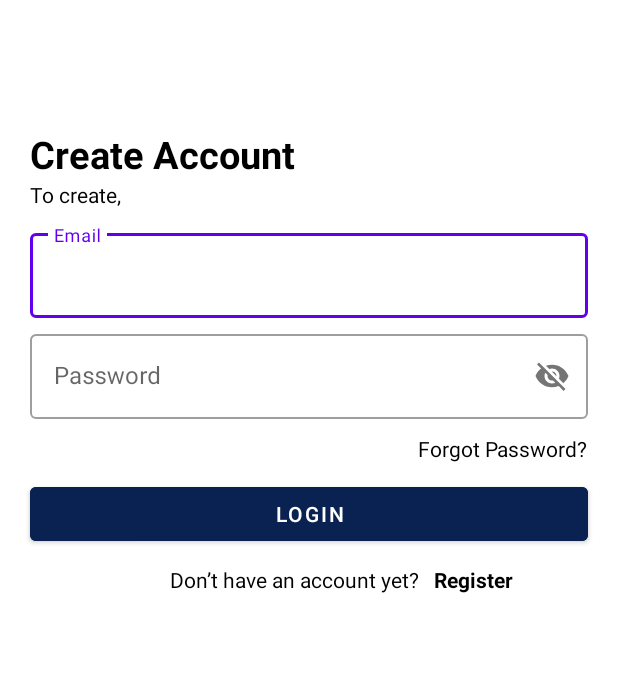
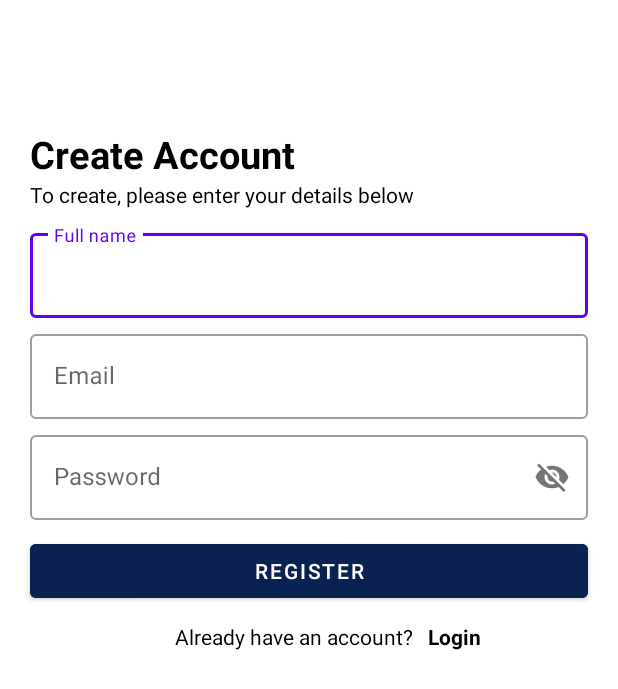
Before and after one commit to ksinnovationhub/teamsdn, an Android app: the layout signup_fragment.xml on its own in the app's theme, with its tools: preview values and no code run, on a phone screen of 412 x 824 dp. Shown: the top 689 px of the screen. Run offline under Robolectric (Android 15) with nearby library versions, the phone set to English and light mode, and no system bars.

Commit message:
Sign up Screen

```diff
--- a/app/src/main/res/layout/signup_fragment.xml
+++ b/app/src/main/res/layout/signup_fragment.xml
@@ -16,15 +16,33 @@
         android:layout_marginStart="20dp"
         android:textSize="25sp"
         android:textStyle="bold"
-        app:layout_constraintBottom_toTopOf="@id/emailTextField"/>
+        app:layout_constraintBottom_toTopOf="@id/fullnameextField"/>
 
     <TextView
         android:layout_width="match_parent"
         android:layout_height="wrap_content"
         android:layout_marginStart="20dp"
-        android:text="To create, "
+        android:text="To create, please enter your details below"
         android:textColor="@color/black"
         app:layout_constraintTop_toBottomOf="@id/welcmtext" />
+
+    <com.google.android.material.textfield.TextInputLayout
+        android:id="@+id/fullnameextField"
+        style="@style/Widget.MaterialComponents.TextInputLayout.OutlinedBox"
+        android:layout_width="match_parent"
+        android:layout_height="wrap_content"
+        android:layout_marginEnd="20dp"
+        android:layout_marginStart="20dp"
+        android:hint="Full name"
+        android:layout_marginTop="150dp"
+        app:layout_constraintTop_toTopOf="parent">
+
+        <com.google.android.material.textfield.TextInputEditText
+            android:id="@+id/fullname"
+            android:layout_width="match_parent"
+            android:layout_height="wrap_content" />
+
+    </com.google.android.material.textfield.TextInputLayout>
 
     <com.google.android.material.textfield.TextInputLayout
         android:id="@+id/emailTextField"
@@ -33,9 +51,9 @@
         android:layout_height="wrap_content"
         android:layout_marginEnd="20dp"
         android:layout_marginStart="20dp"
+        android:layout_marginTop="5dp"
         android:hint="Email"
-        android:layout_marginTop="150dp"
-        app:layout_constraintTop_toTopOf="parent">
+        app:layout_constraintTop_toBottomOf="@id/fullnameextField">
 
         <com.google.android.material.textfield.TextInputEditText
             android:id="@+id/email"
@@ -63,50 +81,40 @@
 
     </com.google.android.material.textfield.TextInputLayout>
 
-    <TextView
-        android:id="@+id/forgotpawrd_txt"
-        android:text="Forgot Password?"
-        android:layout_marginEnd="20dp"
-        android:layout_marginTop="10dp"
-        android:textColor="@color/black"
-        app:layout_constraintEnd_toEndOf="parent"
-        app:layout_constraintTop_toBottomOf="@id/passwordTextField"
-        android:layout_width="wrap_content"
-        android:layout_height="wrap_content"/>
 
     <Button
-        android:id="@+id/loginbtn"
-        app:layout_constraintTop_toBottomOf="@id/forgotpawrd_txt"
+        android:id="@+id/signUpbtn"
+        app:layout_constraintTop_toBottomOf="@id/passwordTextField"
         android:layout_marginEnd="20dp"
         android:layout_marginStart="20dp"
         android:layout_marginTop="10dp"
         android:backgroundTint="#0A2252"
-        android:text="Login"
+        android:text="Register"
         android:layout_width="match_parent"
         android:layout_height="wrap_content"/>
 
     <TextView
         android:id="@+id/regtxt1"
-        android:text="Don’t have an account yet?"
+        android:text="Already have an account?"
         android:layout_marginEnd="20dp"
         android:textColor="@color/black"
         android:layout_marginTop="10dp"
         app:layout_constraintEnd_toEndOf="parent"
         app:layout_constraintStart_toStartOf="parent"
-        app:layout_constraintTop_toBottomOf="@id/loginbtn"
+        app:layout_constraintTop_toBottomOf="@id/signUpbtn"
         android:layout_width="wrap_content"
         android:layout_height="wrap_content"/>
 
     <TextView
         android:id="@+id/regtxt"
-        android:text="Register"
+        android:text="Login"
         android:layout_marginEnd="20dp"
         android:layout_marginTop="10dp"
         app:layout_constraintStart_toEndOf="@id/regtxt1"
         android:textStyle="bold"
         android:textColor="@color/black"
         android:layout_marginStart="10dp"
-        app:layout_constraintTop_toBottomOf="@id/loginbtn"
+        app:layout_constraintTop_toBottomOf="@id/signUpbtn"
         android:layout_width="wrap_content"
         android:layout_height="wrap_content"/>
 
```
Also changed, not shown: app/build.gradle (+29 -0 lines), app/src/main/java/com/dev/reachforhelp/ui/register/SignupFragment.kt (+8 -1 lines), build.gradle (+7 -0 lines).
